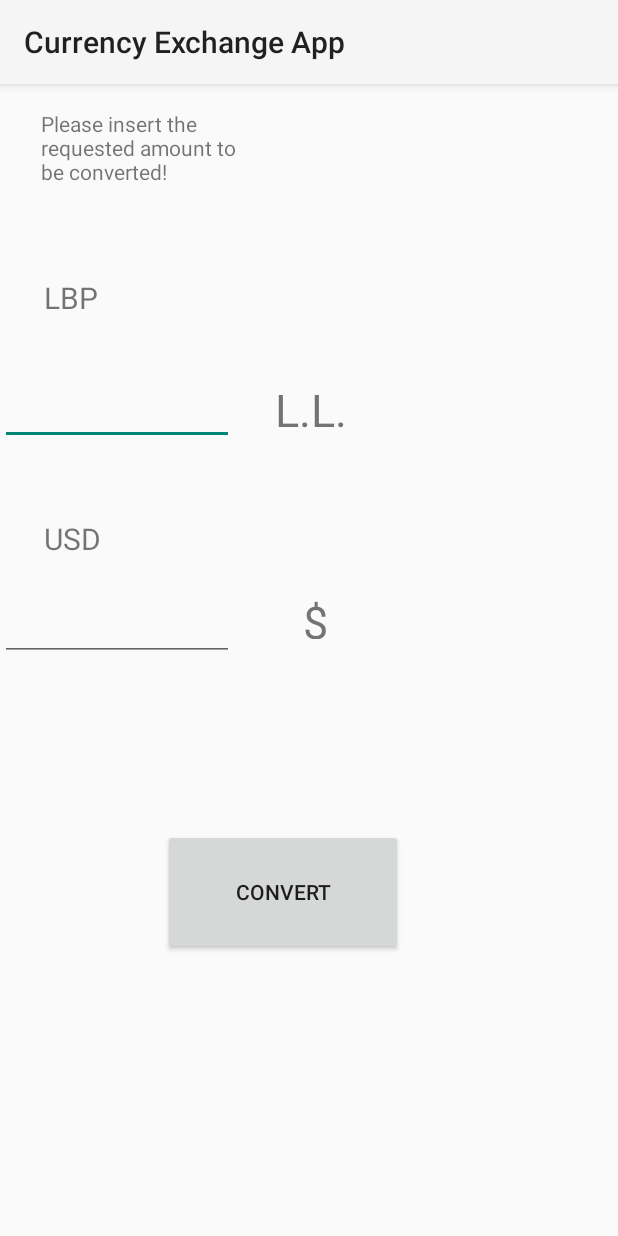
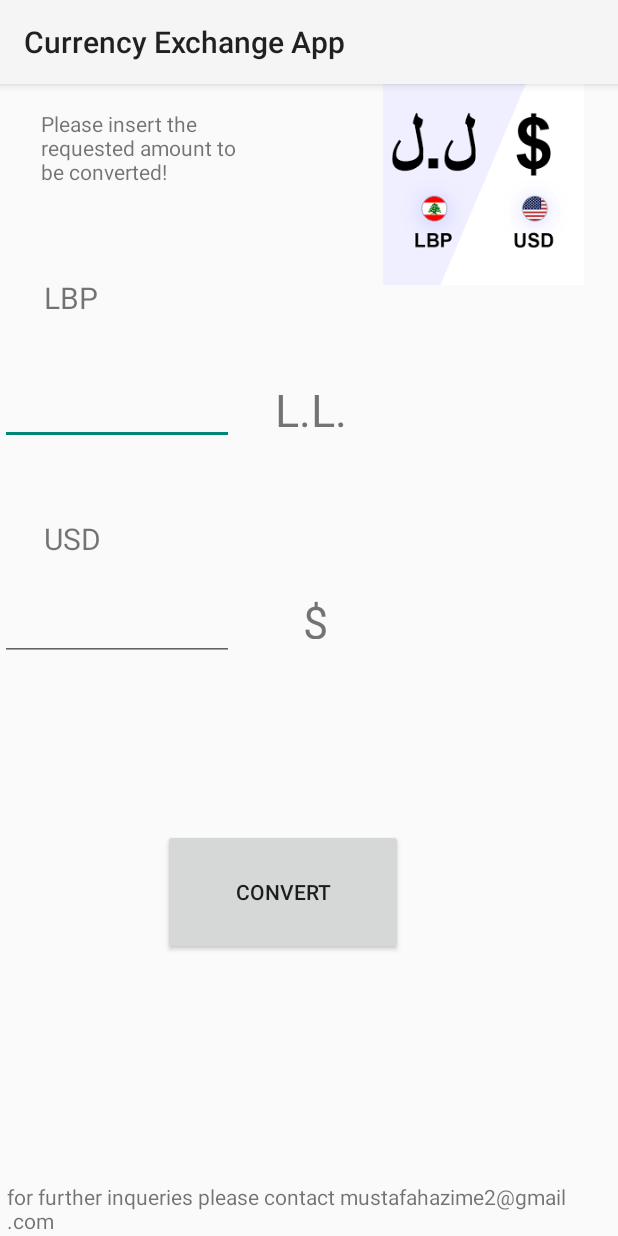
Before and after one commit to MustafaHazime/ExchangeApp, an Android app: the MainActivity2 screen opened directly, with no data from a screen before it, on a phone screen of 412 x 824 dp. Run offline under Robolectric (Android 15) with nearby library versions, the phone set to English and light mode, and no system bars.

Commit message:
Commit 16

```diff
--- a/app/src/main/res/layout/activity_main3.xml
+++ b/app/src/main/res/layout/activity_main3.xml
@@ -106,6 +106,52 @@
         app:layout_constraintTop_toBottomOf="@+id/dollar"
         app:layout_constraintVertical_bias="0.374" />
 
+    <TextView
+        android:id="@+id/linkage"
+        android:layout_width="92dp"
+        android:layout_height="97dp"
+        app:layout_constraintBottom_toBottomOf="parent"
+        app:layout_constraintHorizontal_bias="0.949"
+        app:layout_constraintLeft_toLeftOf="parent"
+        app:layout_constraintRight_toRightOf="parent"
+        app:layout_constraintTop_toTopOf="parent"
+        app:layout_constraintVertical_bias="0.282" />
+
+    <TextView
+        android:id="@+id/link"
+        android:layout_width="99dp"
+        android:layout_height="94dp"
+        app:layout_constraintBottom_toBottomOf="parent"
+        app:layout_constraintEnd_toEndOf="parent"
+        app:layout_constraintHorizontal_bias="0.947"
+        app:layout_constraintStart_toStartOf="parent"
+        app:layout_constraintTop_toTopOf="parent"
+        app:layout_constraintVertical_bias="0.515" />
+
+
+    <ImageView
+        android:id="@+id/imageView"
+        android:layout_width="179dp"
+        android:layout_height="134dp"
+        app:layout_constraintBottom_toBottomOf="parent"
+        app:layout_constraintEnd_toEndOf="parent"
+        app:layout_constraintHorizontal_bias="1.0"
+        app:layout_constraintStart_toStartOf="parent"
+        app:layout_constraintTop_toTopOf="parent"
+        app:layout_constraintVertical_bias="0.0"
+        app:srcCompat="@drawable/background" />
+
+    <TextView
+        android:id="@+id/textView8"
+        android:layout_width="401dp"
+        android:layout_height="36dp"
+        android:text="for further inqueries please contact mustafahazime2@gmail.com"
+        app:layout_constraintBottom_toBottomOf="parent"
+        app:layout_constraintEnd_toEndOf="parent"
+        app:layout_constraintHorizontal_bias="0.444"
+        app:layout_constraintStart_toStartOf="parent"
+        app:layout_constraintTop_toTopOf="parent"
+        app:layout_constraintVertical_bias="1.0" />
 
 
 
```
